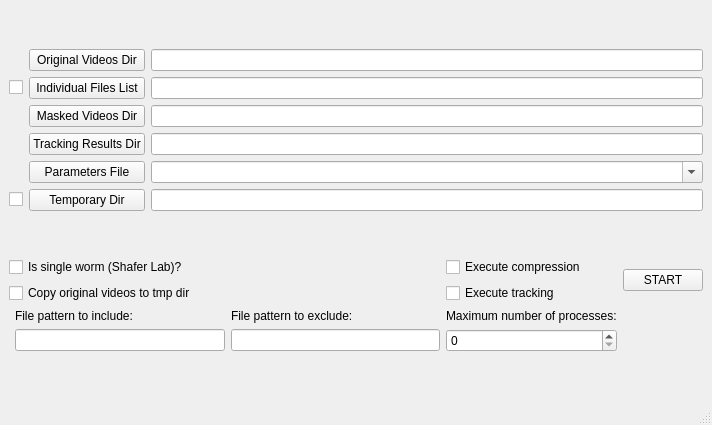
First picture: the form in tierpsy/gui/QtDesignerFiles/BatchProcessing.ui, repository ver228/tierpsy-tracker, before the edit.
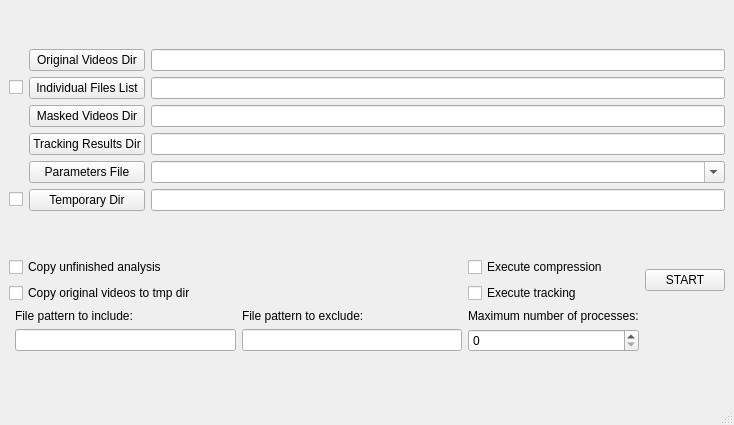
Second picture: the form after the edit.

```diff
--- a/tierpsy/gui/QtDesignerFiles/BatchProcessing.ui
+++ b/tierpsy/gui/QtDesignerFiles/BatchProcessing.ui
@@ -6,7 +6,7 @@
    <rect>
     <x>0</x>
     <y>0</y>
-    <width>712</width>
+    <width>734</width>
     <height>425</height>
    </rect>
   </property>
@@ -161,7 +161,7 @@
         <item row="0" column="0" colspan="2">
          <widget class="QCheckBox" name="checkBox_isSingleWorm">
           <property name="text">
-           <string>Is single worm (Shafer Lab)?</string>
+           <string>Copy unfinished analysis</string>
           </property>
          </widget>
         </item>
```
Left out of the diff: 4 changed lines with no effect on the pictures.
